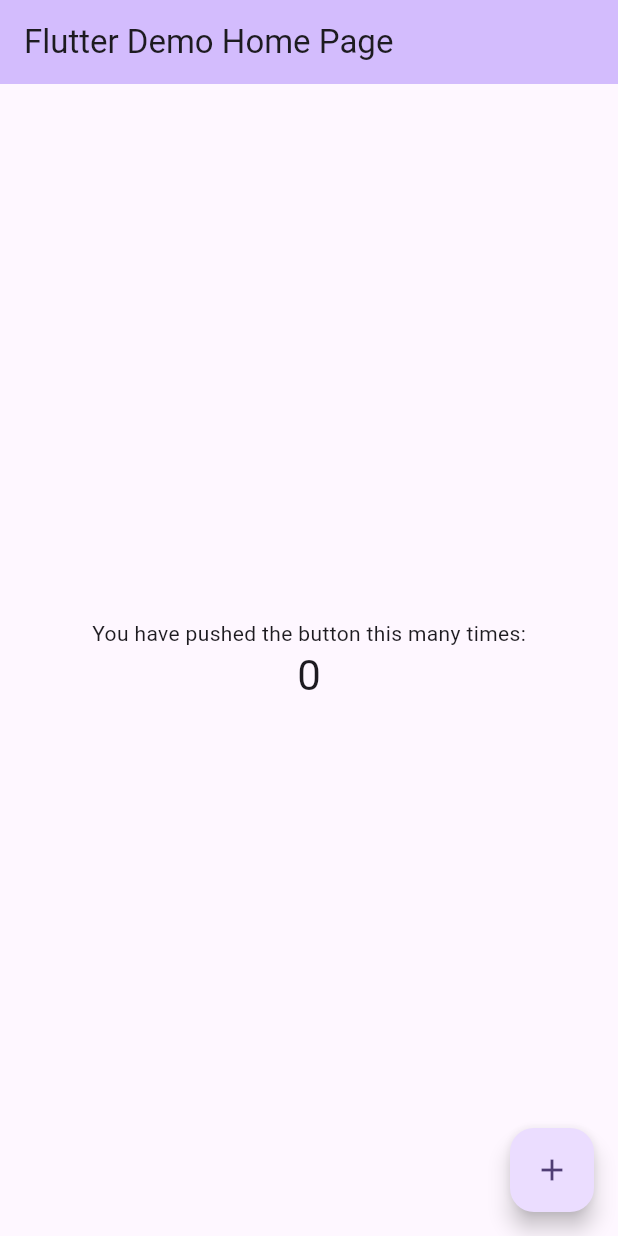
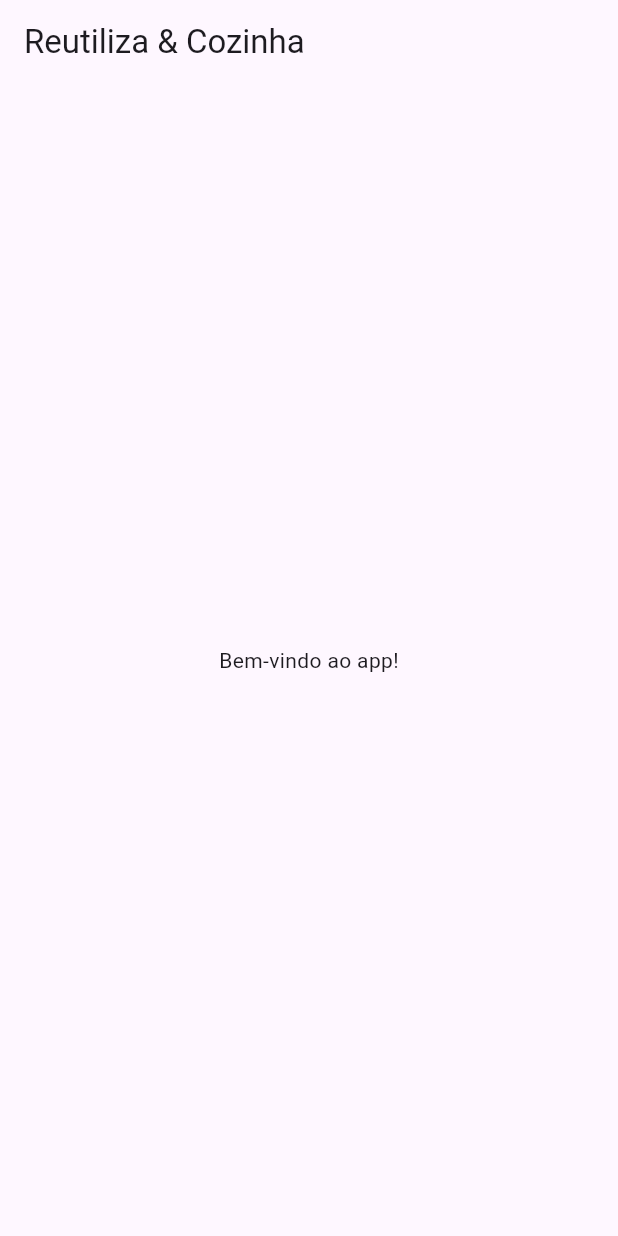
Before and after one commit to Luke-2001/reutiliza_cozinha, a Flutter app: the screen it shows after launch, on a phone screen of 412 x 824 dp. Run offline on Flutter 3.47's test engine with Material 3 defaults, Android fonts, the phone set to English and light mode, and no system bars; our stand-ins replace get.

Commit message:
commit main

```diff
--- a/lib/main.dart
+++ b/lib/main.dart
@@ -1,4 +1,5 @@
 import 'package:flutter/material.dart';
+import 'package:get/get.dart';
 
 void main() {
   runApp(const MyApp());
@@ -7,119 +8,31 @@ void main() {
 class MyApp extends StatelessWidget {
   const MyApp({super.key});
 
-  // This widget is the root of your application.
   @override
   Widget build(BuildContext context) {
-    return MaterialApp(
-      title: 'Flutter Demo',
+    return GetMaterialApp(
+      debugShowCheckedModeBanner: false,
+      title: 'Reutiliza & Cozinha',
       theme: ThemeData(
-        // This is the theme of your application.
-        //
-        // TRY THIS: Try running your application with "flutter run". You'll see
-        // the application has a purple toolbar. Then, without quitting the app,
-        // try changing the seedColor in the colorScheme below to Colors.green
-        // and then invoke "hot reload" (save your changes or press the "hot
-        // reload" button in a Flutter-supported IDE, or press "r" if you used
-        // the command line to start the app).
-        //
-        // Notice that the counter didn't reset back to zero; the application
-        // state is not lost during the reload. To reset the state, use hot
-        // restart instead.
-        //
-        // This works for code too, not just values: Most code changes can be
-        // tested with just a hot reload.
-        colorScheme: ColorScheme.fromSeed(seedColor: Colors.deepPurple),
-        useMaterial3: true,
+        primarySwatch: Colors.green,
       ),
-      home: const MyHomePage(title: 'Flutter Demo Home Page'),
+      home: const HomePage(),
     );
   }
 }
 
-class MyHomePage extends StatefulWidget {
-  const MyHomePage({super.key, required this.title});
-
-  // This widget is the home page of your application. It is stateful, meaning
-  // that it has a State object (defined below) that contains fields that affect
-  // how it looks.
-
-  // This class is the configuration for the state. It holds the values (in this
-  // case the title) provided by the parent (in this case the App widget) and
-  // used by the build method of the State. Fields in a Widget subclass are
-  // always marked "final".
-
-  final String title;
-
-  @override
-  State<MyHomePage> createState() => _MyHomePageState();
-}
-
-class _MyHomePageState extends State<MyHomePage> {
-  int _counter = 0;
-
-  void _incrementCounter() {
-    setState(() {
-      // This call to setState tells the Flutter framework that something has
-      // changed in this State, which causes it to rerun the build method below
-      // so that the display can reflect the updated values. If we changed
-      // _counter without calling setState(), then the build method would not be
-      // called again, and so nothing would appear to happen.
-      _counter++;
-    });
-  }
+class HomePage extends StatelessWidget {
+  const HomePage({super.key});
 
   @override
   Widget build(BuildContext context) {
-    // This method is rerun every time setState is called, for instance as done
-    // by the _incrementCounter method above.
-    //
-    // The Flutter framework has been optimized to make rerunning build methods
-    // fast, so that you can just rebuild anything that needs updating rather
-    // than having to individually change instances of widgets.
     return Scaffold(
       appBar: AppBar(
-        // TRY THIS: Try changing the color here to a specific color (to
-        // Colors.amber, perhaps?) and trigger a hot reload to see the AppBar
-        // change color while the other colors stay the same.
-        backgroundColor: Theme.of(context).colorScheme.inversePrimary,
-        // Here we take the value from the MyHomePage object that was created by
-        // the App.build method, and use it to set our appbar title.
-        title: Text(widget.title),
+        title: const Text('Reutiliza & Cozinha'),
       ),
-      body: Center(
-        // Center is a layout widget. It takes a single child and positions it
-        // in the middle of the parent.
-        child: Column(
-          // Column is also a layout widget. It takes a list of children and
-          // arranges them vertically. By default, it sizes itself to fit its
-          // children horizontally, and tries to be as tall as its parent.
-          //
-          // Column has various properties to control how it sizes itself and
-          // how it positions its children. Here we use mainAxisAlignment to
-          // center the children vertically; the main axis here is the vertical
-          // axis because Columns are vertical (the cross axis would be
-          // horizontal).
-          //
-          // TRY THIS: Invoke "debug painting" (choose the "Toggle Debug Paint"
-          // action in the IDE, or press "p" in the console), to see the
-          // wireframe for each widget.
-          mainAxisAlignment: MainAxisAlignment.center,
-          children: <Widget>[
-            const Text(
-              'You have pushed the button this many times:',
-            ),
-            Text(
-              '$_counter',
-              style: Theme.of(context).textTheme.headlineMedium,
-            ),
-          ],
-        ),
+      body: const Center(
+        child: Text('Bem-vindo ao app!'),
       ),
-      floatingActionButton: FloatingActionButton(
-        onPressed: _incrementCounter,
-        tooltip: 'Increment',
-        child: const Icon(Icons.add),
-      ), // This trailing comma makes auto-formatting nicer for build methods.
     );
   }
 }
```
Also changed, not shown: pubspec.lock.
